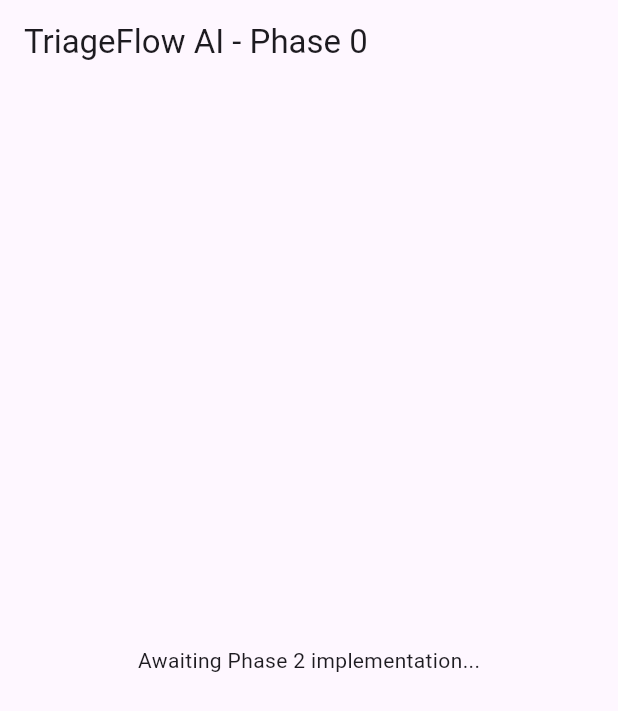
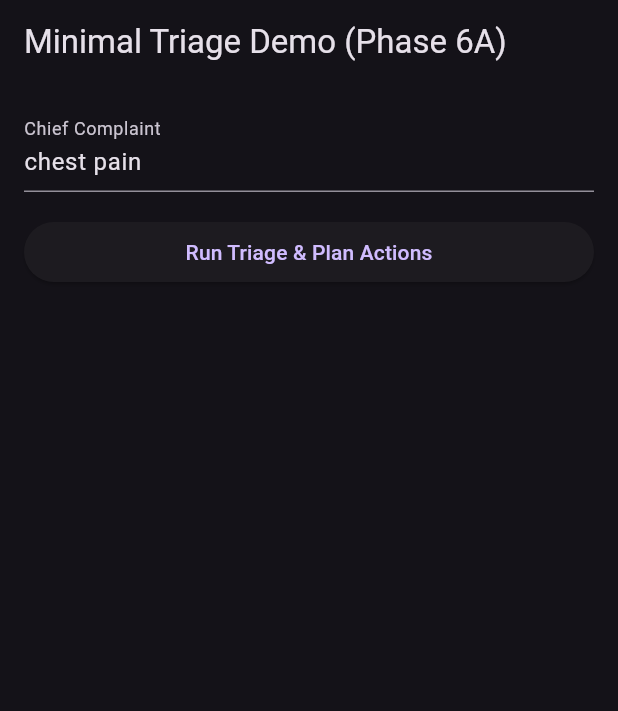
Before and after one commit to hasana157/patient-triage-agent, a Flutter app: the screen it shows after launch, on a phone screen of 412 x 824 dp. Shown: the top 711 px of the screen. Run offline on Flutter 3.47's test engine with Material 3 defaults, Android fonts, the phone set to English and light mode, and no system bars.

Commit message:
Phase 6A: Minimal Flutter demo integration and updated handoff notes

```diff
--- a/mobile/lib/main.dart
+++ b/mobile/lib/main.dart
@@ -1,21 +1,154 @@
 import 'package:flutter/material.dart';
+import 'package:http/http.dart' as http;
+import 'dart:convert';
 
 void main() {
-  runApp(const TriageFlowApp());
+  runApp(const TriageDemoApp());
 }
 
-class TriageFlowApp extends StatelessWidget {
-  const TriageFlowApp({super.key});
+class TriageDemoApp extends StatelessWidget {
+  const TriageDemoApp({super.key});
 
   @override
   Widget build(BuildContext context) {
     return MaterialApp(
-      title: 'TriageFlow AI',
-      debugShowCheckedModeBanner: false,
-      home: Scaffold(
-        appBar: AppBar(title: const Text('TriageFlow AI - Phase 0')),
-        body: const Center(
-          child: Text('Awaiting Phase 2 implementation...'),
+      title: 'TriageFlow Demo',
+      theme: ThemeData(
+        primarySwatch: Colors.blue,
+        brightness: Brightness.dark,
+      ),
+      home: const DemoScreen(),
+    );
+  }
+}
+
+class DemoScreen extends StatefulWidget {
+  const DemoScreen({super.key});
+
+  @override
+  State<DemoScreen> createState() => _DemoScreenState();
+}
+
+class _DemoScreenState extends State<DemoScreen> {
+  final TextEditingController _complaintController = TextEditingController(text: "chest pain");
+
+  bool _isLoading = false;
+  String _triageResult = "";
+  String _actionPlan = "";
+  String _error = "";
+
+  Future<void> runDemo() async {
+    setState(() {
+      _isLoading = true;
+      _triageResult = "";
+      _actionPlan = "";
+      _error = "";
+    });
+
+    try {
+      final caseData = {
+        "case_id": "DEMO-CASE",
+        "patient_code": "PT-999",
+        "age": 45,
+        "sex": "male",
+        "pregnant": false,
+        "chief_complaint": _complaintController.text,
+        "symptoms": ["chest_pain"],
+        "duration_minutes": 30,
+        "pain_score": 8,
+        "vitals": {
+          "heart_rate": 110,
+          "systolic_bp": 90,
+          "diastolic_bp": 60,
+          "respiratory_rate": 22,
+          "spo2": 92,
+          "temperature_c": 37.0,
+          "consciousness": "alert"
+        },
+        "nurse_note": "Patient looks pale.",
+        "arrival_time": DateTime.now().toIso8601String(),
+        "current_wait_minutes": 10
+      };
+
+      // 1. Evaluate Triage
+      final triageRes = await http.post(
+        Uri.parse('http://127.0.0.1:8000/api/triage/evaluate'),
+        headers: {'Content-Type': 'application/json'},
+        body: json.encode(caseData),
+      );
+
+      if (triageRes.statusCode != 200) throw Exception("Triage evaluation failed: ${triageRes.body}");
+      final triageData = json.decode(triageRes.body);
+
+      setState(() {
+        _triageResult = "Priority: ${triageData['priority_level']}\n"
+                        "Risk Score: ${triageData['risk_score']}\n"
+                        "Reasoning: ${triageData['reasoning']?.join(', ')}";
+      });
+
+      // 2. Plan Actions
+      final actionRes = await http.post(
+        Uri.parse('http://127.0.0.1:8000/api/actions/plan'),
+        headers: {'Content-Type': 'application/json'},
+        body: json.encode(triageData),
+      );
+
+      if (actionRes.statusCode != 200) throw Exception("Action planning failed: ${actionRes.body}");
+      final actionData = json.decode(actionRes.body) as List;
+
+      setState(() {
+        _actionPlan = actionData.map((a) => "- ${a['title']} (${a['action_type']})").join("\n");
+      });
+
+    } catch (e) {
+      setState(() {
+        _error = e.toString();
+      });
+    } finally {
+      setState(() {
+        _isLoading = false;
+      });
+    }
+  }
+
+  @override
+  Widget build(BuildContext context) {
+    return Scaffold(
+      appBar: AppBar(title: const Text('Minimal Triage Demo (Phase 6A)')),
+      body: Padding(
+        padding: const EdgeInsets.all(16.0),
+        child: Column(
+          crossAxisAlignment: CrossAxisAlignment.stretch,
+          children: [
+            TextField(
+              controller: _complaintController,
+              decoration: const InputDecoration(labelText: 'Chief Complaint'),
+            ),
+            const SizedBox(height: 16),
+            ElevatedButton(
+              onPressed: _isLoading ? null : runDemo,
+              child: _isLoading ? const CircularProgressIndicator() : const Text('Run Triage & Plan Actions'),
+            ),
+            const SizedBox(height: 24),
+            if (_error.isNotEmpty) Text(_error, style: const TextStyle(color: Colors.red)),
+            if (_triageResult.isNotEmpty) ...[
+              const Text("Triage Result", style: TextStyle(fontSize: 18, fontWeight: FontWeight.bold)),
+              Container(
+                padding: const EdgeInsets.all(8),
+                color: Colors.grey[800],
+                child: Text(_triageResult),
+              ),
+              const SizedBox(height: 16),
+            ],
+            if (_actionPlan.isNotEmpty) ...[
+              const Text("Action Plan", style: TextStyle(fontSize: 18, fontWeight: FontWeight.bold)),
+              Container(
+                padding: const EdgeInsets.all(8),
+                color: Colors.grey[800],
+                child: Text(_actionPlan),
+              ),
+            ]
+          ],
         ),
       ),
     );
```
Also changed, not shown: 1 other file.
